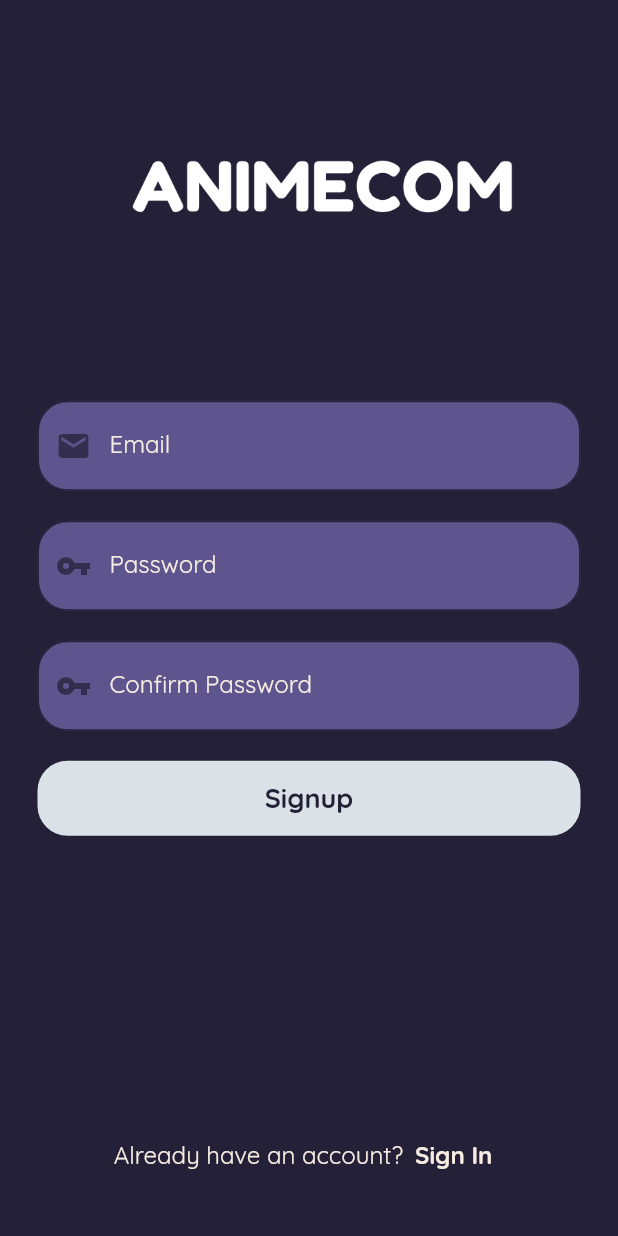
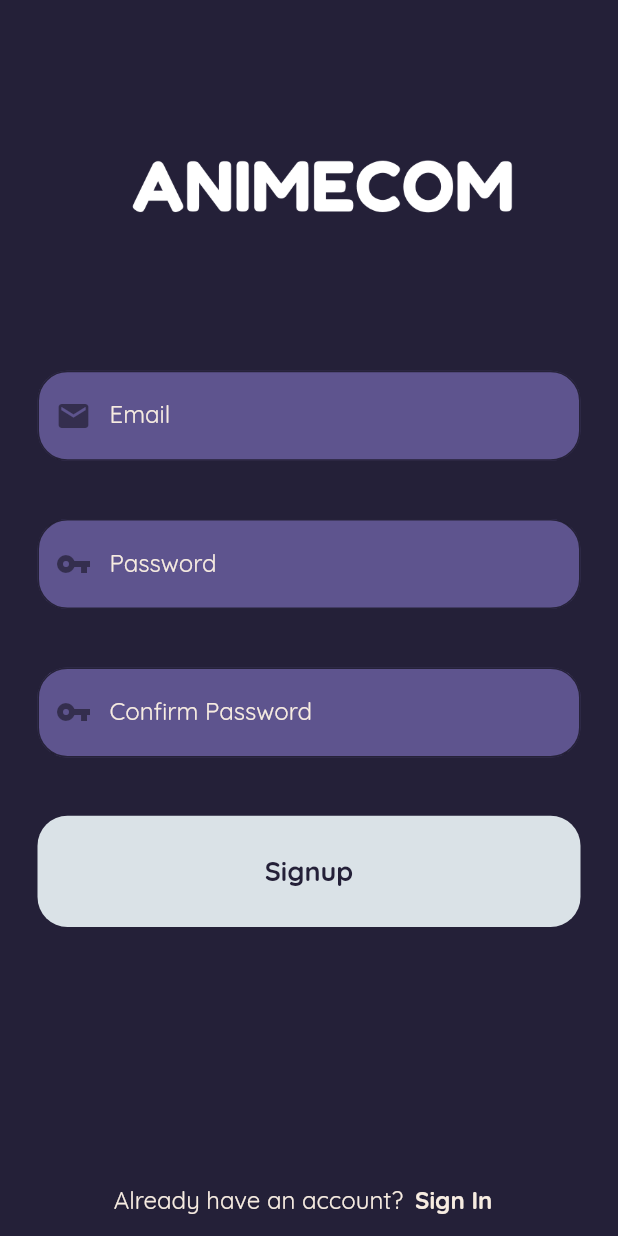
Before and after one commit to Stefanyvitoria/PISI3, a Flutter app: the screen it shows after launch, after a tap on "Sign Up", on a phone screen of 412 x 824 dp. Run offline on Flutter 3.47's test engine with Material 2 defaults, Android fonts, the light colour scheme and no system bars; our stand-ins replace cloud_firestore, curved_navigation_bar, firebase_core, google_fonts, page_transition; accounts and stored records are empty.

Commit message:
- Correcting responsiveness from login and singup.

```diff
--- a/lib/views/login_view.dart
+++ b/lib/views/login_view.dart
@@ -76,7 +76,8 @@ class _LoginPageState extends State<LoginPage> {
                   height: height * 0.6,
                   child: Column(
                     children: <Widget>[
-                      Padding(
+                      Container(
+                        height: height * 0.6 * 0.2,
                         padding: const EdgeInsets.only(left: 25, right: 25),
                         child: TextFormField(
                           validator: _validarEmail,
@@ -100,13 +101,9 @@ class _LoginPageState extends State<LoginPage> {
                               fontWeight: FontWeight.normal),
                         ),
                       ),
-                      Padding(
-                        padding: const EdgeInsets.only(
-                          left: 25,
-                          right: 25,
-                          top: 10,
-                          bottom: 10,
-                        ),
+                      Container(
+                        height: height * 0.6 * 0.2,
+                        padding: const EdgeInsets.only(left: 25, right: 25),
                         child: TextFormField(
                           validator: _validarSenha,
                           obscureText: true,
@@ -129,7 +126,8 @@ class _LoginPageState extends State<LoginPage> {
                               fontWeight: FontWeight.normal),
                         ),
                       ),
-                      Padding(
+                      Container(
+                        height: height * 0.6 * 0.15,
                         padding: const EdgeInsets.only(left: 25, right: 25),
                         child: TextButton(
                           style: ButtonStyle(
@@ -164,8 +162,9 @@ class _LoginPageState extends State<LoginPage> {
                           ),
                         ),
                       ),
-                      Flexible(
-                        flex: 1,
+                      Container(
+                        alignment: Alignment.topCenter,
+                        height: height * 0.6 * 0.2,
                         child: TextButton(
                           style: ButtonStyle(
                             overlayColor:
@@ -183,11 +182,6 @@ class _LoginPageState extends State<LoginPage> {
                       )
                     ],
                   ),
-                  decoration: BoxDecoration(
-                      color: darkpurple,
-                      borderRadius: BorderRadius.only(
-                          topLeft: Radius.circular(35),
-                          topRight: Radius.circular(35))),
                 ),
                 Container(
                   height: height * 0.1,
--- a/lib/views/sign_up_view.dart
+++ b/lib/views/sign_up_view.dart
@@ -62,7 +62,8 @@ class _SignupPageState extends State<SignupPage> {
 
   @override
   Widget build(BuildContext context) {
-    final double height = MediaQuery.of(context).size.height;
+    final double height =
+        MediaQuery.of(context).size.height - MediaQuery.of(context).padding.top;
 
     return Form(
       key: _key,
@@ -72,7 +73,7 @@ class _SignupPageState extends State<SignupPage> {
         child: Scaffold(
           body: Container(
             color: darkpurple,
-            child: Column(
+            child: ListView(
               children: <Widget>[
                 Container(
                     height: height * 0.3,
@@ -85,9 +86,9 @@ class _SignupPageState extends State<SignupPage> {
                   height: height * 0.6,
                   child: Column(
                     children: <Widget>[
-                      Padding(
-                        padding:
-                            const EdgeInsets.only(top: 20, left: 25, right: 25),
+                      Container(
+                        height: height * 0.6 * 0.2,
+                        padding: const EdgeInsets.only(left: 25, right: 25),
                         child: TextFormField(
                           onChanged: (value) => email = value,
                           validator: _validarEmail,
@@ -111,9 +112,9 @@ class _SignupPageState extends State<SignupPage> {
                               fontWeight: FontWeight.normal),
                         ),
                       ),
-                      Padding(
-                        padding:
-                            const EdgeInsets.only(top: 20, left: 25, right: 25),
+                      Container(
+                        height: height * 0.6 * 0.2,
+                        padding: const EdgeInsets.only(left: 25, right: 25),
                         child: TextFormField(
                           onChanged: (value) => password1 = value,
                           validator: _validarSenha,
@@ -137,9 +138,9 @@ class _SignupPageState extends State<SignupPage> {
                               fontWeight: FontWeight.normal),
                         ),
                       ),
-                      Padding(
-                        padding:
-                            const EdgeInsets.only(top: 20, left: 25, right: 25),
+                      Container(
+                        height: height * 0.6 * 0.2,
+                        padding: const EdgeInsets.only(left: 25, right: 25),
                         child: TextFormField(
                           onChanged: (value) => password2 = value,
                           validator: _validarSenha,
@@ -163,13 +164,14 @@ class _SignupPageState extends State<SignupPage> {
                               fontWeight: FontWeight.normal),
                         ),
                       ),
-                      Padding(
-                        padding:
-                            const EdgeInsets.only(top: 20, left: 25, right: 25),
+                      Container(
+                        height: height * 0.6 * 0.15,
+                        padding: const EdgeInsets.only(left: 25, right: 25),
                         child: TextButton(
                           style: ButtonStyle(
-                            fixedSize: MaterialStateProperty.all<Size>(
-                                Size(MediaQuery.of(context).size.width, 50)),
+                            fixedSize: MaterialStateProperty.all<Size>(Size(
+                                MediaQuery.of(context).size.width,
+                                height * 0.6 * 0.15)),
                             backgroundColor: MaterialStateProperty.all<Color>(
                               Color(0XFFDAE2E7),
                             ),
@@ -202,19 +204,13 @@ class _SignupPageState extends State<SignupPage> {
                           ),
                         ),
                       ),
+                      Spacer(),
                     ],
                   ),
-                  decoration: BoxDecoration(
-                      color: darkpurple,
-                      borderRadius: BorderRadius.only(
-                          topLeft: Radius.circular(35),
-                          topRight: Radius.circular(35))),
                 ),
                 Container(
                   height: height * 0.1,
                   alignment: Alignment.bottomCenter,
-                  child: Padding(
-                    padding: const EdgeInsets.only(bottom: 30.0),
                   child: Row(
                     mainAxisAlignment: MainAxisAlignment.center,
                     children: <Widget>[
@@ -235,8 +231,7 @@ class _SignupPageState extends State<SignupPage> {
                               context,
                               PageTransition(
                                   child: LoginPage(),
-                                    type:
-                                        PageTransitionType.leftToRightWithFade,
+                                  type: PageTransitionType.leftToRightWithFade,
                                   duration: Duration(milliseconds: 800)));
                         },
                         child: Text(
@@ -249,7 +244,6 @@ class _SignupPageState extends State<SignupPage> {
                       )
                     ],
                   ),
-                  ),
                 )
               ],
             ),
```
Lines whose indentation alone changed are shown as unchanged.
